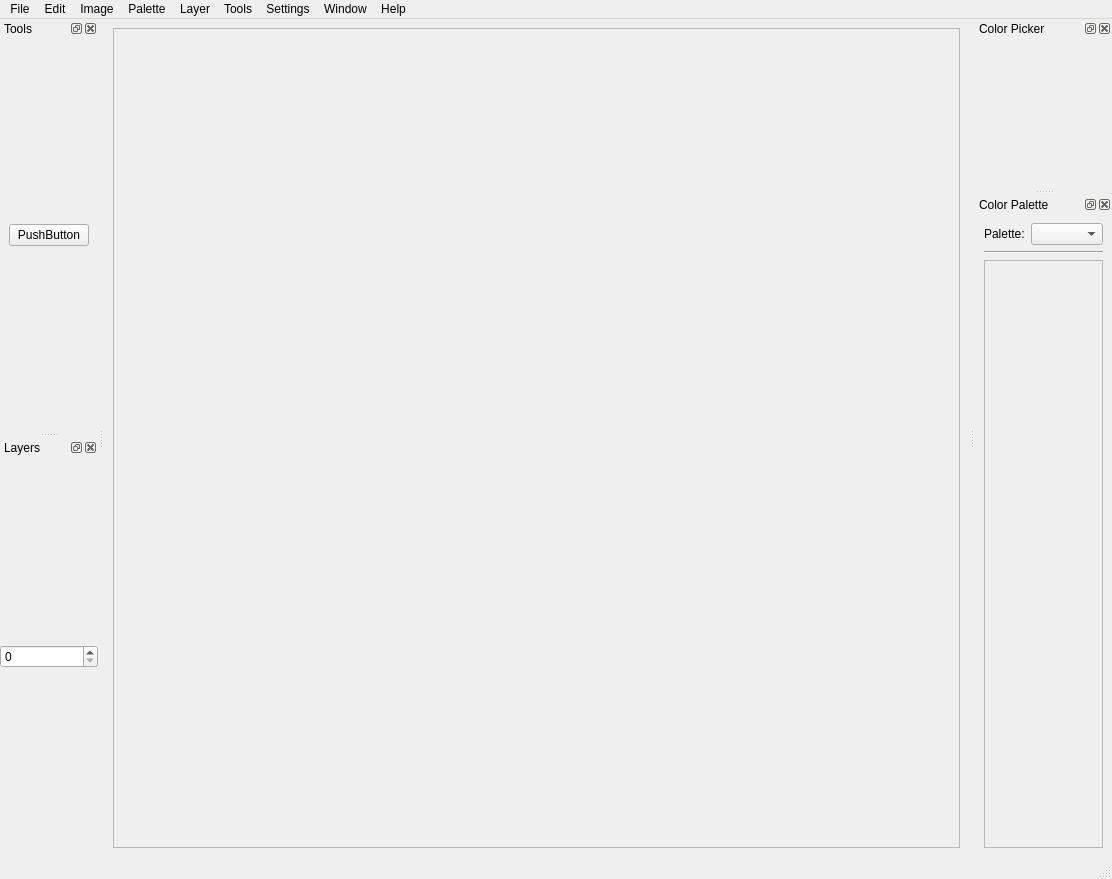
First picture: the form in src/ui/MainWindow.ui, repository Zipeerix/capy-art-studio, before the edit.
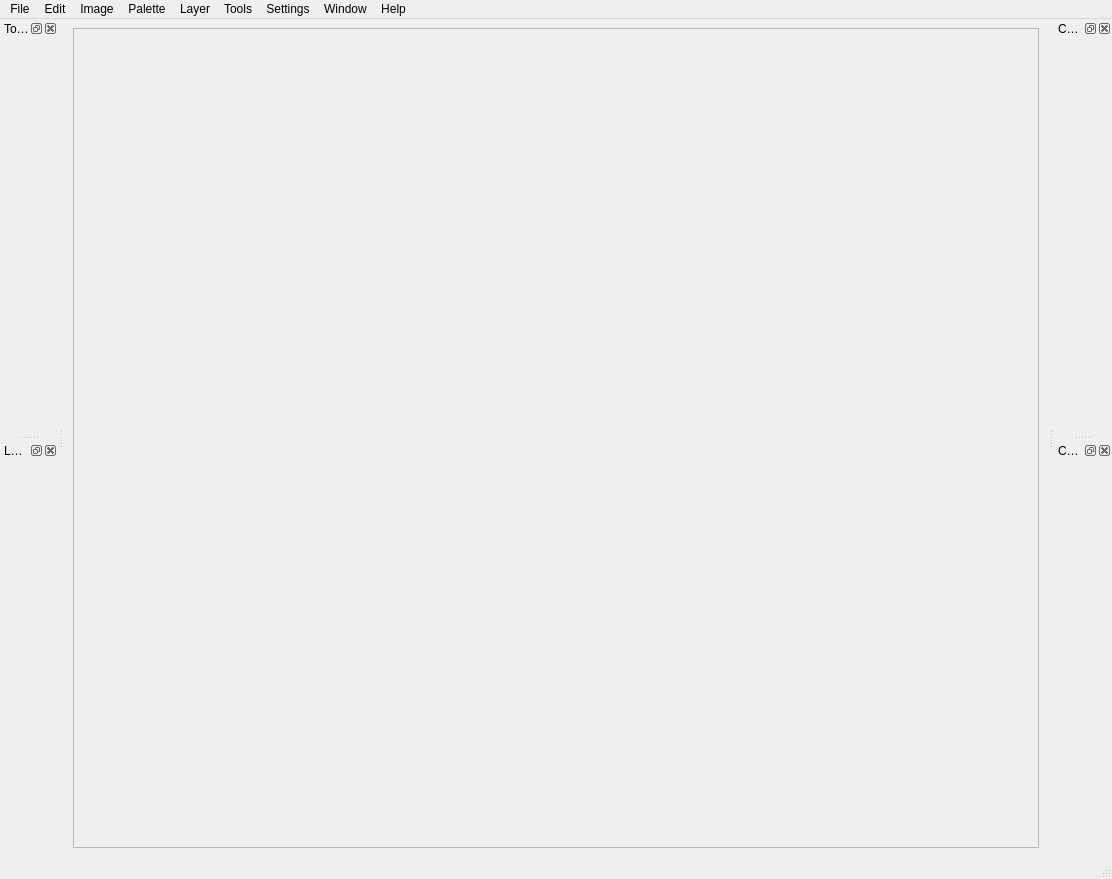
Second picture: the form after the edit. Icons and pictures are not drawn. Custom widgets are drawn as their Qt base class.

Commit message: CAS-52: Docks

Patch:
```diff
--- a/src/ui/MainWindow.ui
+++ b/src/ui/MainWindow.ui
@@ -29,7 +29,7 @@
         <rect>
          <x>0</x>
          <y>0</y>
-         <width>769</width>
+                                    <width>787</width>
          <height>783</height>
         </rect>
        </property>
@@ -157,19 +157,12 @@
    <attribute name="dockWidgetArea">
     <number>1</number>
    </attribute>
-   <widget class="QWidget" name="toolsDockLayout">
-    <layout class="QVBoxLayout" name="verticalLayout_3">
-     <item>
-      <widget class="QPushButton" name="pushButton">
-       <property name="text">
-        <string>PushButton</string>
-       </property>
-      </widget>
-     </item>
-    </layout>
-   </widget>
-  </widget>
-  <widget class="QDockWidget" name="colorPickerDock">
+            <widget class="QWidget" name="toolsDockLayout"/>
+        </widget>
+        <widget class="DockableWidget" name="colorPickerDock">
+            <property name="floating">
+                <bool>false</bool>
+            </property>
    <property name="features">
     <set>QDockWidget::DockWidgetClosable|QDockWidget::DockWidgetFloatable|QDockWidget::DockWidgetMovable</set>
    </property>
@@ -179,11 +172,9 @@
    <attribute name="dockWidgetArea">
     <number>2</number>
    </attribute>
-   <widget class="QWidget" name="colorPickerDockLayout">
-    <layout class="QVBoxLayout" name="verticalLayout"/>
-   </widget>
-  </widget>
-  <widget class="QDockWidget" name="layersDock">
+            <widget class="QWidget" name="colorPickerDockLayout"/>
+        </widget>
+        <widget class="DockableWidget" name="layersDock">
    <property name="features">
     <set>QDockWidget::DockWidgetClosable|QDockWidget::DockWidgetFloatable|QDockWidget::DockWidgetMovable</set>
    </property>
@@ -193,69 +184,16 @@
    <attribute name="dockWidgetArea">
     <number>1</number>
    </attribute>
-   <widget class="QWidget" name="layersDockLayout">
-    <layout class="QVBoxLayout" name="verticalLayout_2">
-     <property name="leftMargin">
-      <number>0</number>
-     </property>
-     <property name="rightMargin">
-      <number>0</number>
-     </property>
-     <item>
-      <widget class="QSpinBox" name="layerSpinBox"/>
-     </item>
-    </layout>
-   </widget>
-  </widget>
-  <widget class="QDockWidget" name="colorPaletteDock">
+            <widget class="QWidget" name="layersDockLayout"/>
+        </widget>
+        <widget class="DockableWidget" name="colorPaletteDock">
    <property name="windowTitle">
     <string>Color Palette</string>
    </property>
    <attribute name="dockWidgetArea">
     <number>2</number>
    </attribute>
-   <widget class="QWidget" name="colorPalleteDockLayout">
-    <layout class="QVBoxLayout" name="verticalLayout_4">
-     <item>
-      <layout class="QHBoxLayout" name="horizontalLayout_3">
-       <item>
-        <widget class="QLabel" name="label">
-         <property name="text">
-          <string>Palette:</string>
-         </property>
-        </widget>
-       </item>
-       <item>
-        <widget class="QComboBox" name="paletteComboBox"/>
-       </item>
-      </layout>
-     </item>
-     <item>
-      <widget class="Line" name="line">
-       <property name="orientation">
-        <enum>Qt::Horizontal</enum>
-       </property>
-      </widget>
-     </item>
-     <item>
-      <widget class="QScrollArea" name="palettesScrollArea">
-       <property name="widgetResizable">
-        <bool>true</bool>
-       </property>
-       <widget class="QWidget" name="palettesScrollAreaContents">
-        <property name="geometry">
-         <rect>
-          <x>0</x>
-          <y>0</y>
-          <width>165</width>
-          <height>607</height>
-         </rect>
-        </property>
-       </widget>
-      </widget>
-     </item>
-    </layout>
-   </widget>
+            <widget class="QWidget" name="colorPalleteDockLayout"/>
   </widget>
   <action name="actionFileNew">
    <property name="text">
@@ -383,6 +321,14 @@
    </property>
   </action>
  </widget>
+    <customwidgets>
+        <customwidget>
+            <class>DockableWidget</class>
+            <extends>QDockWidget</extends>
+            <header>ui/widgets/DockableWidget.hpp</header>
+            <container>1</container>
+        </customwidget>
+    </customwidgets>
  <resources>
   <include location="../../resources/resources.qrc"/>
  </resources>
```
Left out of the diff: 14 changed lines with no effect on the pictures. Lines whose indentation alone changed are shown as unchanged. The commit also changes 21 other files.
